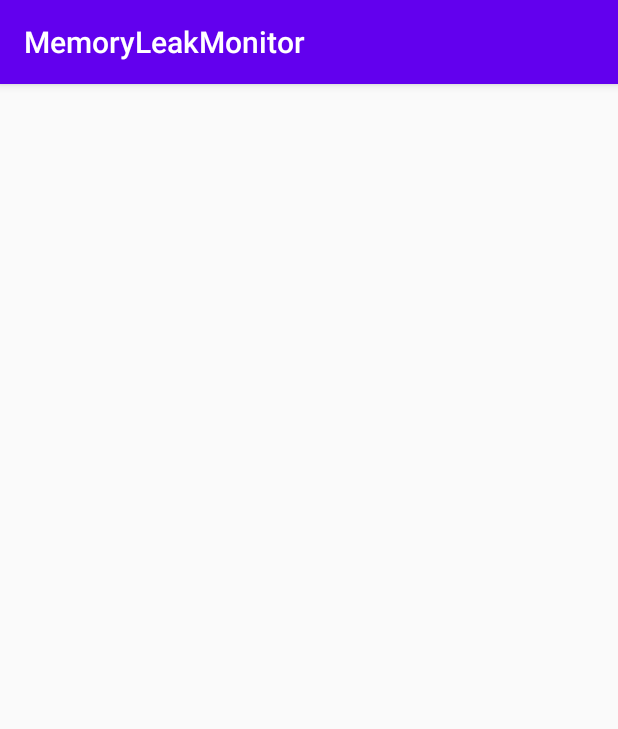
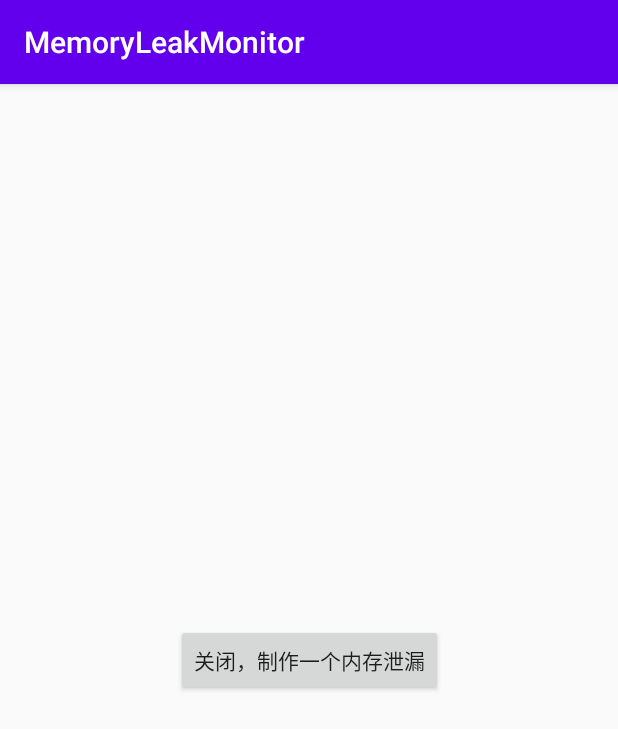
Before and after one commit to zhangkangbin/MemoryLeakMonitor, an Android app: the TestLeakActivity screen opened directly, with no data from a screen before it, on a phone screen of 412 x 824 dp. Shown: the top 729 px of the screen. Run offline under Robolectric (Android 15) with nearby library versions, the phone set to English and light mode, and no system bars.

Commit message:
添加一些注释

```diff
--- a/app/src/main/java/com/memory/monitor/MainActivity.kt
+++ b/app/src/main/java/com/memory/monitor/MainActivity.kt
@@ -1,18 +1,29 @@
 package com.memory.monitor
 
+import android.content.Context
 import android.content.Intent
 import androidx.appcompat.app.AppCompatActivity
 import android.os.Bundle
 import android.view.View
+import leakcanary.LeakCanary
+
 
 class MainActivity : AppCompatActivity() {
     override fun onCreate(savedInstanceState: Bundle?) {
         super.onCreate(savedInstanceState)
         setContentView(R.layout.activity_main)
+
+
+        //这里几行一般是写在Application里面的，简单起见，你懂的。
+        //接入LeakCanary，但禁用，因为要使用到里面一些类。
+        LeakCanary.config = LeakCanary.config.copy(dumpHeap = false)
         val monitorMemory=MonitorMemory()
         monitorMemory.initRegisterActivityLifecycleCallbacks(this.application)
+
+
         findViewById<View>(R.id.TestLeakMemory).setOnClickListener {
             startActivity(Intent(this,TestLeakActivity::class.java))
         }
     }
+
 }
--- a/app/src/main/java/com/memory/monitor/MonitorMemory.kt
+++ b/app/src/main/java/com/memory/monitor/MonitorMemory.kt
@@ -1,4 +1,5 @@
 package com.memory.monitor
+
 import android.app.Activity
 import android.app.Application
 import android.app.Application.ActivityLifecycleCallbacks
@@ -21,14 +22,17 @@ class MonitorMemory {
     private val TAG = "MonitorMemory"
     private val queue = ReferenceQueue<Any>()
     private val retainedKeys = mutableMapOf<String, KeyedWeakReference>()
+
+    //这块应该用线程池，简单起见，没写。
     private fun watchActivity(application: Application, weakReference: KeyedWeakReference) {
         removeWeaklyReachableObjects()
         //运行GC
         runGC()
         removeWeaklyReachableObjects()
+        //2次尝试查看这对象是否已被回收，回收了就从retainedKeys移除，否则证明这个对象泄漏了。
         if (retainedKeys.contains(weakReference.key)) {
             //activity 泄漏
-            Log.d(TAG, "-----泄漏activity leak----$weakReference.description::::: Activity${weakReference.get()}" )
+            Log.d(TAG, "-----泄漏:activity leak----$weakReference.description::::: Activity${weakReference.get()}")
             val storageDirectory = File(application.cacheDir.toString() + "/watchActivity")
             if (!storageDirectory.exists()) {
                 storageDirectory.mkdir()
@@ -45,6 +49,7 @@ class MonitorMemory {
                     objectInspectors = AndroidObjectInspectors.appDefaults,
                     metadataExtractor = AndroidMetadataExtractor
                 )
+
                 Log.d(TAG, "\u200B\n分析结果:\u200B\n$analysis");
             } catch (e: IOException) {
                 e.printStackTrace()
@@ -60,6 +65,7 @@ class MonitorMemory {
     }
 
     private fun removeWeaklyReachableObjects() {
+        //如果gc回收了这个对象，这个引用对象会被放到queue中。
         var ref: KeyedWeakReference?
         do {
             ref = queue.poll() as KeyedWeakReference?
@@ -84,7 +90,7 @@ class MonitorMemory {
             override fun onActivityStopped(activity: Activity) {}
             override fun onActivitySaveInstanceState(activity: Activity, outState: Bundle) {}
             override fun onActivityDestroyed(activity: Activity) {
-                Log.d(TAG, "Destroyed Activity:$activity.javaClass.name" )
+                Log.d(TAG, "Destroyed Activity:$activity.javaClass.name")
                 val key = UUID.randomUUID().toString()
                 val weakReference = KeyedWeakReference(
                     activity,
@@ -93,8 +99,8 @@ class MonitorMemory {
                     SystemClock.uptimeMillis(),
                     queue
                 )
-                retainedKeys[key]=weakReference
-                //五秒后去观察，让 gc 飞一会, 这块应该用线程池，简单起见，就没写了。
+                retainedKeys[key] = weakReference
+                //五秒后去观察，让 gc 飞一会, 这块应该用线程池，简单起见，不写了。
                 Handler().postDelayed(
                     { watchActivity(application, weakReference) },
                     5000
--- a/app/src/main/java/com/memory/monitor/TestLeakActivity.kt
+++ b/app/src/main/java/com/memory/monitor/TestLeakActivity.kt
@@ -2,6 +2,8 @@ package com.memory.monitor
 
 import androidx.appcompat.app.AppCompatActivity
 import android.os.Bundle
+import android.widget.Button
+
 /**
  * 模拟内存泄露，用到的类。
  */
@@ -10,6 +12,9 @@ class TestLeakActivity : AppCompatActivity() {
         super.onCreate(savedInstanceState)
         setContentView(R.layout.activity_test_leak)
         ActivityManage.get().add(this)
+        findViewById<Button>(R.id.btnClose).setOnClickListener {
+            finish()
+        }
     }
 
     override fun onDestroy() {
--- a/app/src/main/res/layout/activity_test_leak.xml
+++ b/app/src/main/res/layout/activity_test_leak.xml
@@ -6,4 +6,15 @@
     android:layout_height="match_parent"
     tools:context=".TestLeakActivity">
 
+    <Button
+        android:id="@+id/btnClose"
+        android:layout_width="wrap_content"
+        android:layout_height="wrap_content"
+        android:text="关闭，制作一个内存泄漏"
+        app:layout_constraintBottom_toBottomOf="parent"
+        app:layout_constraintEnd_toEndOf="parent"
+        app:layout_constraintStart_toStartOf="parent"
+        app:layout_constraintTop_toTopOf="parent"
+        tools:ignore="MissingConstraints" />
+
 </androidx.constraintlayout.widget.ConstraintLayout>
```
Also changed, not shown: 1 other file.
